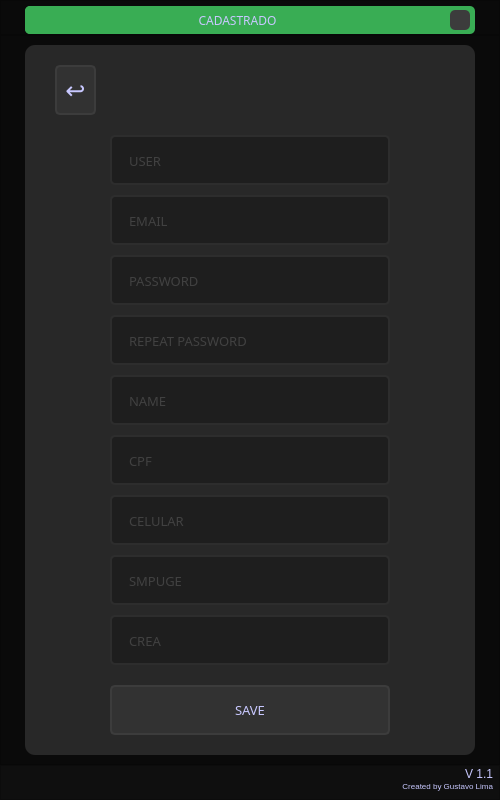
Old version of the form Qt/make_user.ui in the repository GLimas99/MakeForms.
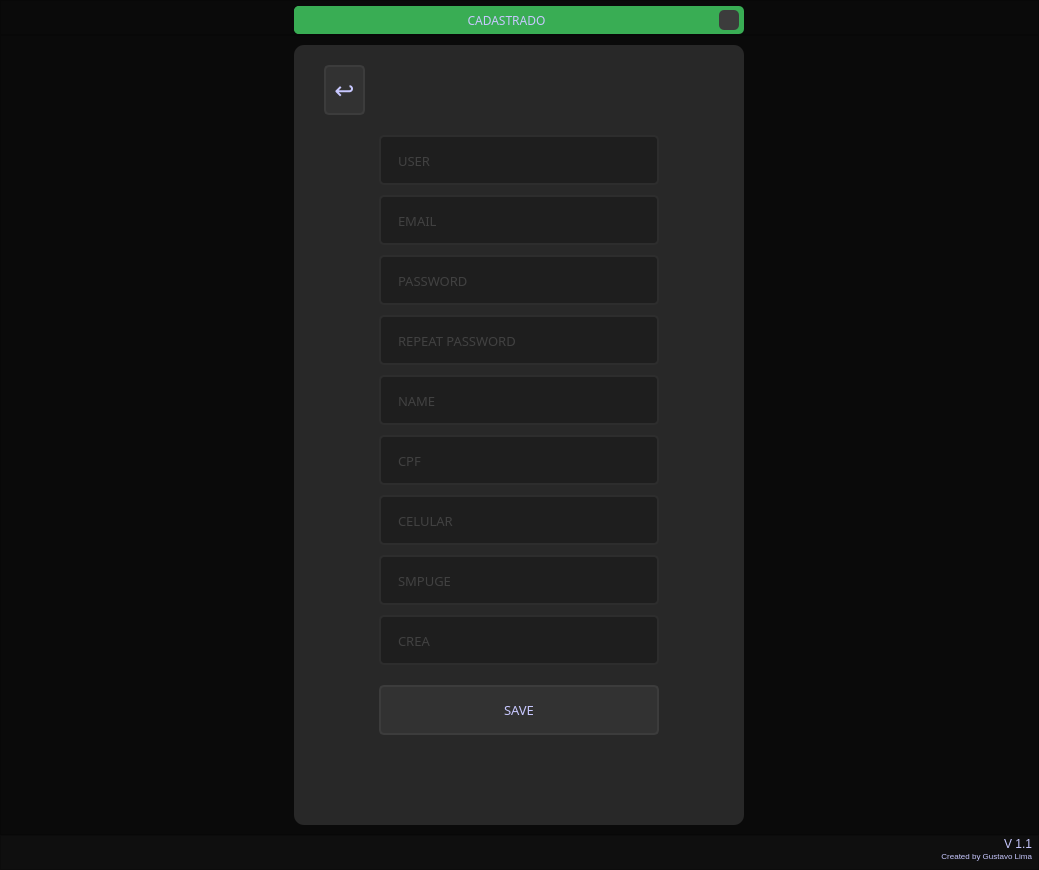
New version of the form. Icons and pictures are not drawn.

What changed in the file:
```diff
--- a/Qt/make_user.ui
+++ b/Qt/make_user.ui
@@ -6,10 +6,16 @@
    <rect>
     <x>0</x>
     <y>0</y>
-    <width>500</width>
-    <height>800</height>
+    <width>1039</width>
+    <height>870</height>
    </rect>
   </property>
+  <property name="minimumSize">
+   <size>
+    <width>1039</width>
+    <height>870</height>
+   </size>
+  </property>
   <property name="font">
    <font>
     <family>Quicksand</family>
```
